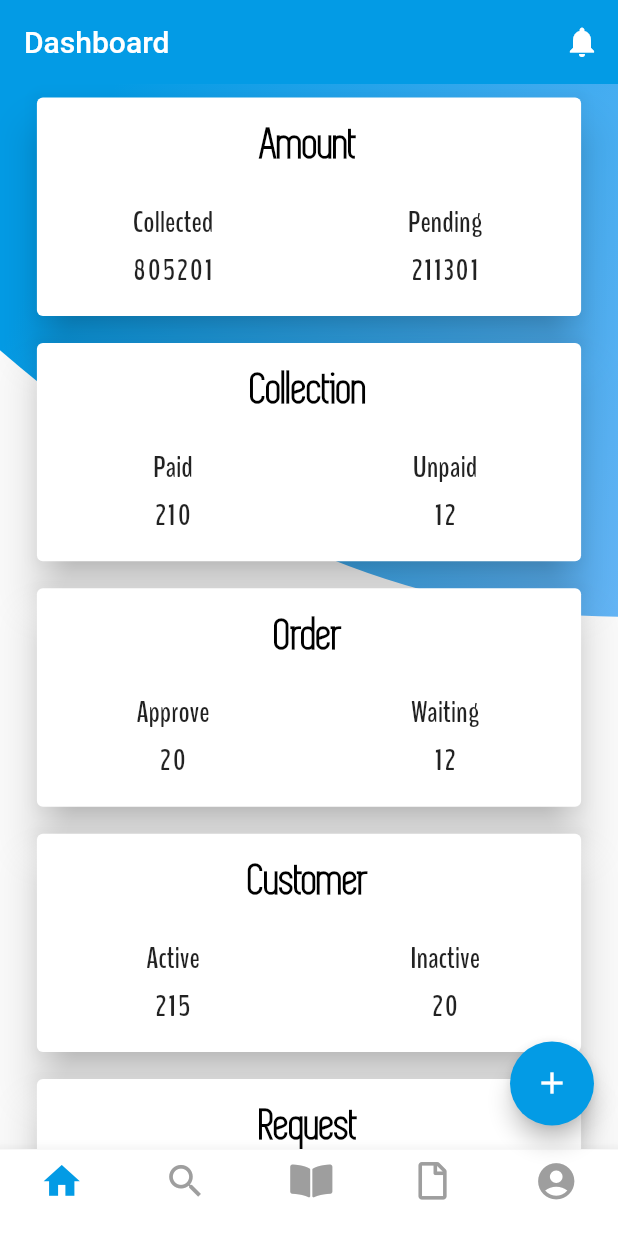
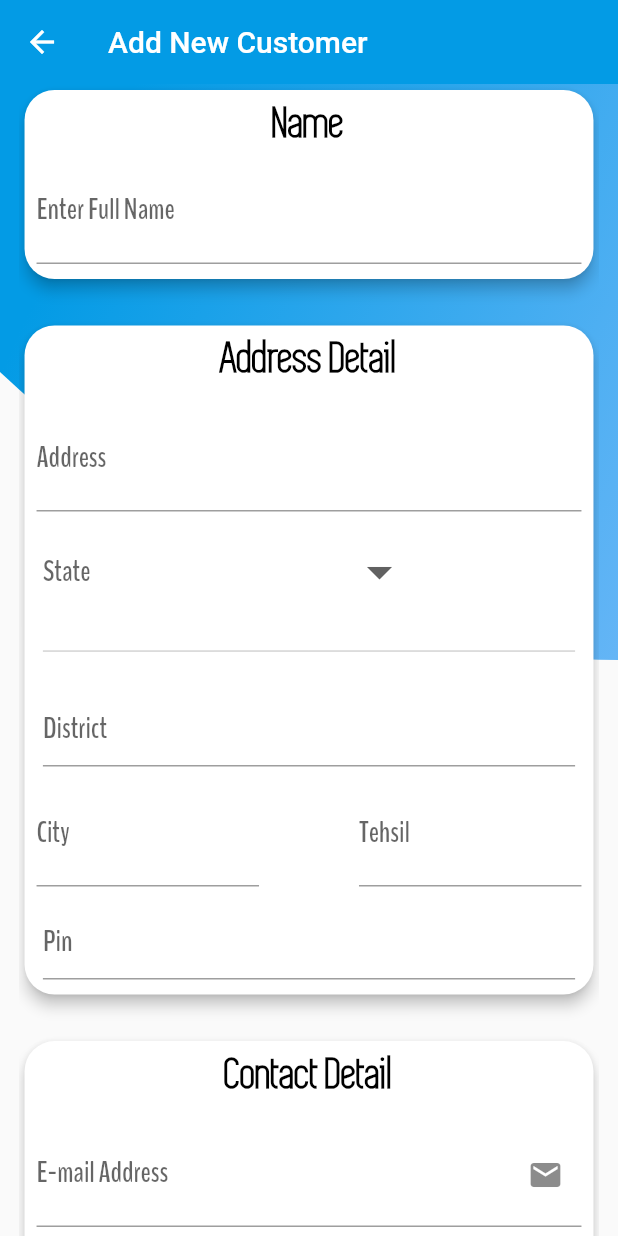
Before and after one commit to JashanPuri/Monthly_Pay_User, a Flutter app: the screen it shows after launch, after a tap on the "add" icon, on a phone screen of 412 x 824 dp. Run offline on Flutter 3.47's test engine with Material 2 defaults, Android fonts, the phone set to English and light mode, and no system bars; our stand-ins replace font_awesome_flutter, image_picker; missing offline and left inert: dropdownfield.

Commit message:
add_customer

```diff
--- /dev/null
+++ b/lib/Add_Customer/add_customer.dart
@@ -0,0 +1,301 @@
+import 'package:dropdownfield/dropdownfield.dart';
+import 'package:flutter/material.dart';
+import 'package:monthly_pay_user/Common_Widgets/curve_painter.dart';
+import './add_photo.dart';
+
+class AddCustomer extends StatefulWidget {
+  @override
+  _AddCustomerState createState() => _AddCustomerState();
+}
+
+class _AddCustomerState extends State<AddCustomer> {
+  static const statesList = <String>[
+    'ANDAMAN AND NICOBAR ISLANDS',
+    'ANDHRA PRADESH',
+    'ARUNACHAL PRADESH',
+    'ASSAM',
+    'BIHAR',
+    'CHATTISGARH',
+    'CHANDIGARH',
+    'DAMAN AND DIU',
+    'DELHI',
+    'DADRA AND NAGAR HAVELI',
+    'GOA',
+    'GUJARAT',
+    'HIMACHAL PRADESH',
+    'HARYANA',
+    'JAMMU AND KASHMIR',
+    'JHARKHAND',
+    'KERALA',
+    'KARNATAKA',
+    'LAKSHADWEEP',
+    'MEGHALAYA',
+    'MAHARASHTRA',
+    'MANIPUR',
+    'MADHYA PRADESH',
+    'MIZORAM',
+    'NAGALAND',
+    'ORISSA',
+    'PUNJAB',
+    'PONDICHERRY',
+    'RAJASTHAN',
+    'SIKKIM',
+    'TAMIL NADU',
+    'TRIPURA',
+    'UTTARAKHAND',
+    'UTTAR PRADESH',
+    'WEST BENGAL',
+    'TELANGANA'
+  ];
+  final List<DropdownMenuItem<String>> _dropDownStateItems = statesList
+      .map(
+          (String value) =>
+          DropdownMenuItem<String>(
+              value: value,
+              child: Text(value)
+          )
+  ).toList();
+  String _selectedState;
+
+  @override
+  Widget build(BuildContext context) {
+    final appbar = AppBar(
+      title: Text(
+        'Add New Customer',
+        //style: Theme.of(context).textTheme.headline5,
+      ),
+      backgroundColor: Theme
+          .of(context)
+          .primaryColor,
+      elevation: 0,
+    );
+    final h = MediaQuery
+        .of(context)
+        .size
+        .height - MediaQuery
+        .of(context)
+        .padding
+        .top - appbar.preferredSize.height;
+    final w = MediaQuery
+        .of(context)
+        .size
+        .width;
+    return Scaffold(
+      appBar: appbar,
+      body: CustomPaint(
+        painter: CurvePainter(),
+        child: Container(
+          padding: EdgeInsets.only(left: w * 0.03, right: w * 0.03),
+          child: Container(
+            child: SingleChildScrollView(
+              child: Column(
+                children: [
+                  Card(
+                      elevation: 4,
+                      shape: RoundedRectangleBorder(
+                          borderRadius: BorderRadius.circular(20)),
+                      child: Column(
+                        children: [
+                          Padding(
+                            padding: EdgeInsets.only(left: 8, right: 8, top: 8),
+                            child: Text('Name', style: Theme
+                                .of(context)
+                                .textTheme
+                                .headline6,),
+                          ),
+                          Container(
+                            padding: EdgeInsets.only(left: 8,
+                                right: 8,
+                                top: 8,
+                                bottom: 10),
+                            width: w * 0.95,
+                            child: TextField(
+                              decoration: InputDecoration(
+                                labelText: 'Enter Full Name',
+                              ),
+                            ),
+                          )
+                        ],
+                      )
+                  ),
+                  SizedBox(height: h * 0.03,),
+                  Card(
+                      elevation: 4,
+                      shape: RoundedRectangleBorder(
+                          borderRadius: BorderRadius.circular(20)),
+                      child: Column(
+                        children: [
+                          Padding(
+                            padding: const EdgeInsets.all(8.0),
+                            child: Text('Address Detail', style: Theme
+                                .of(context)
+                                .textTheme
+                                .headline6,),
+                          ),
+                          Container(
+                            padding: EdgeInsets.all(8),
+                            width: w * 0.95,
+                            child: TextField(
+                              decoration: InputDecoration(
+                                labelText: 'Address',
+                              ),
+                            ),
+                          ),
+                          Container(
+                            padding: EdgeInsets.only(
+                                left: 8, right: 8, top: 8, bottom: 10),
+                            width: w * 0.9,
+                            height: w*0.25,
+                            child: DropdownButton(
+                              items: _dropDownStateItems,
+                              iconSize: 40,
+                              hint: Text('State'),
+                              onChanged: (value){
+                                setState(() {
+                                  _selectedState = value;
+                                });
+                              },
+                              value: _selectedState,
+                            ),
+                          ),
+                          Container(
+                            padding: EdgeInsets.only(
+                                left: 8, right: 8, top: 8, bottom: 10),
+                            width: w * 0.9,
+                            child: TextField(
+                              decoration: InputDecoration(
+                                hintText: 'District',
+                              ),
+                            ),
+                          ),
+                          Container(
+                            padding: EdgeInsets.only(left: 8, right: 8, bottom: 3),
+                            width: w * 0.95,
+                            child: Row(
+                              mainAxisAlignment: MainAxisAlignment.spaceBetween,
+                              children: <Widget>[
+                                SizedBox(
+                                  width: w * 0.36,
+                                  child: TextField(
+                                    decoration: InputDecoration(
+                                      labelText: 'City',
+                                    ),
+                                  ),
+                                ),
+                                SizedBox(
+                                  width: w * 0.36,
+                                  child: TextField(
+                                    decoration: InputDecoration(
+                                      labelText: 'Tehsil',
+                                    ),
+                                  ),
+                                ),
+                              ],
+                            ),
+                          ),
+                          Container(
+                            padding: EdgeInsets.only(
+                                left: 8, right: 8, top: 8, bottom: 10),
+                            width: w * 0.9,
+                            child: TextField(
+                              decoration: InputDecoration(
+                                hintText: 'Pin',
+                              ),
+                              keyboardType: TextInputType.number,
+                            ),
+                          ),
+                        ],
+                      )
+                  ),
+                  SizedBox(height: h * 0.03,),
+                  Card(
+                      elevation: 4,
+                      shape: RoundedRectangleBorder(
+                          borderRadius: BorderRadius.circular(20)),
+                      child: Column(
+                        children: [
+                          Padding(
+                            padding: const EdgeInsets.all(8.0),
+                            child: Text('Contact Detail', style: Theme
+                                .of(context)
+                                .textTheme
+                                .headline6,),
+                          ),
+                          Container(
+                            padding: EdgeInsets.all(8),
+                            width: w * 0.95,
+                            child: TextField(
+                              decoration: InputDecoration(
+                                labelText: 'E-mail Address',
+                                suffixIcon: Icon(Icons.mail)
+                              ),
+                            ),
+                          ),
+                          Container(
+                            padding: EdgeInsets.only(left: 8,
+                                right: 8,
+                                top: 8,
+                                bottom: 10),
+                            width: w * 0.9,
+                            child: TextField(
+                              decoration: InputDecoration(
+                                labelText: 'Mobile',
+                                suffixIcon: Icon(Icons.phone_android)
+                              ),
+                              keyboardType: TextInputType.number,
+                            ),
+                          ),
+                        ],
+                      )
+                  ),
+                  Container(
+                    color: Colors.grey[100],
+                    child: Row(
+                      mainAxisAlignment: MainAxisAlignment.end,
+                      children: [
+                        FlatButton(
+                          onPressed: () {
+                            _Fade(context, Add_Photo());
+                          },
+                          child: Text(
+                            'Next',
+                            style: Theme.of(context).textTheme.subtitle1
+                          ),
+                        ),
+                        IconButton(
+                          icon: Icon(
+                            Icons.arrow_forward_ios, color: Colors.black,),
+                          onPressed: () {
+                            _Fade(context, Add_Photo());
+                          },
+                        )
+                      ],
+                    ),
+                  )
+                ],
+              ),
+            ),
+          ),
+        ),
+      ),
+    );
+  }
+
+  void _Fade(BuildContext context, Widget widget) {
+    Navigator.of(context).push(
+        PageRouteBuilder(
+            transitionDuration: Duration(milliseconds: 600),
+            pageBuilder: (context, animation, secondaryAnimation) {
+              return widget;
+            },
+            transitionsBuilder: (context, animation, secondaryAnimation,
+                child) {
+              return FadeTransition(
+                opacity: animation,
+                child: child,
+              );
+            }
+        )
+    );
+  }
+}
--- a/lib/Dash_Board/dash_board.dart
+++ b/lib/Dash_Board/dash_board.dart
@@ -8,6 +8,7 @@ import 'widgets/collection.dart';
 import 'widgets/order.dart';
 import 'widgets/customer.dart';
 import 'widgets/request.dart';
+import 'package:monthly_pay_user/Add_Customer/add_customer.dart';
 
 
 class DashBoard extends StatefulWidget {
@@ -37,7 +38,9 @@ class _DashBoardState extends State<DashBoard> {
         currentTab: 0,
       ),
       floatingActionButton: FloatingActionButton(
-        onPressed: () {},
+        onPressed: () {
+                    _Fade(context, AddCustomer());
+        },
         child: Icon(
           Icons.add,
           color: Theme.of(context).accentColor,
@@ -89,4 +92,20 @@ class _DashBoardState extends State<DashBoard> {
       ),
     );
   }
+  void _Fade(BuildContext context,Widget widget){
+    Navigator.of(context).push(
+        PageRouteBuilder(
+            transitionDuration: Duration(milliseconds: 600),
+            pageBuilder: (context,animation,secondaryAnimation){
+              return widget;
+            },
+            transitionsBuilder: (context,animation,secondaryAnimation,child){
+              return FadeTransition(
+                opacity: animation,
+                child: child,
+              );
+            }
+        )
+    );
+  }
 }
```
Also changed, not shown: lib/Add_Customer/add_photo.dart (added, +187 -0 lines), lib/Add_Customer/order_detail.dart (added, +226 -0 lines), pubspec.yaml (+5 -2 lines), assets/images/account_img.jpg (added), assets/images/camera_icon.jpg (added), assets/images/gallery_icon.jpg (added), pubspec.lock.
